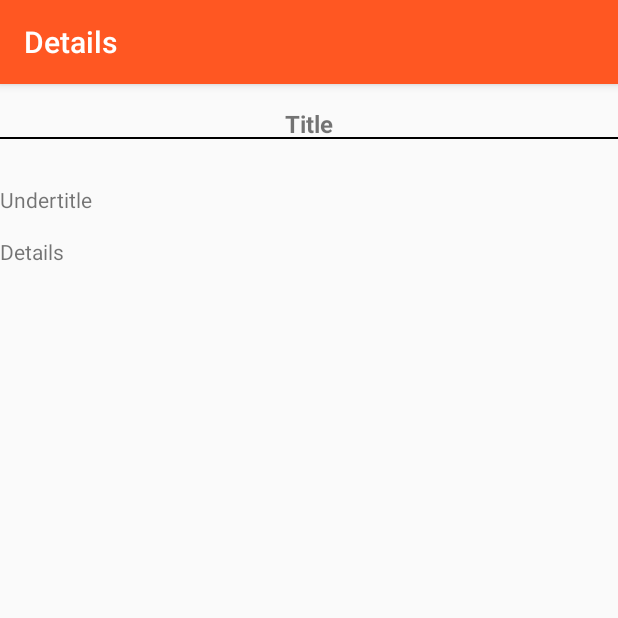
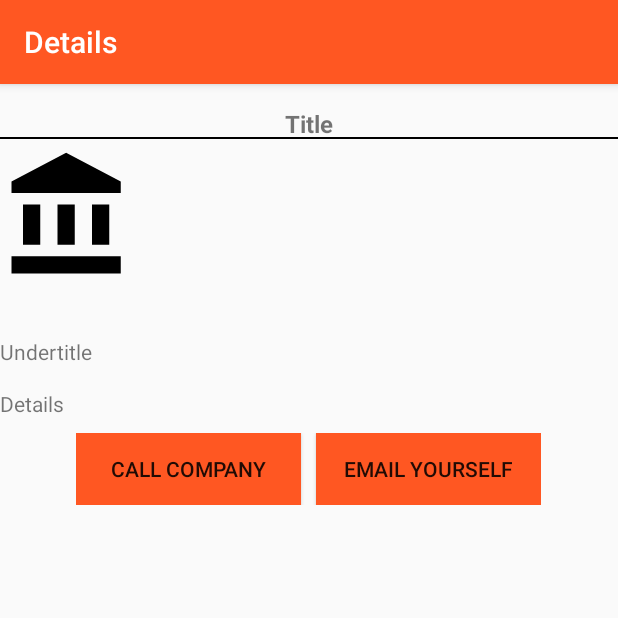
Before and after one commit to Favna/KB-50.10-Repo, an Android app: the DetailActivity screen opened directly, with no data from a screen before it, on a phone screen of 412 x 824 dp, the top half of it. Run offline under Robolectric (Android 15) with nearby library versions, the phone set to English and light mode, and no system bars; 3 statements that could not run were skipped.

Commit message:
Core/Misc: Added Call & Email button, Added Temp Picture

```diff
--- a/WorkSurge/app/src/main/java/com/example/method/worksurge/DetailActivity.java
+++ b/WorkSurge/app/src/main/java/com/example/method/worksurge/DetailActivity.java
@@ -1,8 +1,12 @@
 package com.example.method.worksurge;
 
+import android.content.Intent;
+import android.net.Uri;
 import android.os.Bundle;
 import android.support.v7.app.AppCompatActivity;
+import android.view.View;
 import android.widget.TextView;
+import android.widget.Toast;
 
 import com.example.method.worksurge.Enum.IntentEnum;
 import com.example.method.worksurge.Model.VacancyModel;
@@ -30,4 +34,16 @@ public class DetailActivity extends AppCompatActivity {
         undertitle.setText(model.getUndertitle());
         details.setText(model.getDetails());
     }
+
+    public void call(View v) {
+        String temp_number = "06-22488840";
+        Intent intentCall = new Intent(Intent.ACTION_DIAL);
+        intentCall.setData(Uri.parse("tel:" + temp_number));
+        startActivity(intentCall);
+    }
+
+    public void email(View v) {
+        String temp_email = "test@test.nl";
+        Toast.makeText(getApplicationContext(), "Uw Email is verzonden naar: " + temp_email, Toast.LENGTH_LONG).show();
+    }
 }
--- /dev/null
+++ b/WorkSurge/app/src/main/res/drawable/ic_account_balance_24dp.xml
@@ -0,0 +1,9 @@
+<vector xmlns:android="http://schemas.android.com/apk/res/android"
+        android:width="24dp"
+        android:height="24dp"
+        android:viewportWidth="24.0"
+        android:viewportHeight="24.0">
+    <path
+        android:fillColor="#FF000000"
+        android:pathData="M4,10v7h3v-7H4zm6,0v7h3v-7h-3zM2,22h19v-3H2v3zm14,-12v7h3v-7h-3zm-4.5,-9L2,6v2h19V6l-9.5,-5z"/>
+</vector>
--- a/WorkSurge/app/src/main/res/layout/activity_detail.xml
+++ b/WorkSurge/app/src/main/res/layout/activity_detail.xml
@@ -1,9 +1,9 @@
 <?xml version="1.0" encoding="utf-8"?>
 <LinearLayout xmlns:android="http://schemas.android.com/apk/res/android"
-    android:orientation="vertical"
     android:layout_width="match_parent"
     android:layout_height="match_parent"
-    >
+    android:orientation="vertical"
+    android:weightSum="1">
 
     <TextView
         android:layout_height="wrap_content"
@@ -16,6 +16,15 @@
         android:text="@string/txt_title"
         android:id="@+id/txtCustomTitle"
         />
+
+    <ImageView
+        android:layout_width="92dp"
+        android:layout_height="wrap_content"
+        android:src="@drawable/ic_account_balance_24dp"
+        android:id="@+id/imageView"
+        android:maxHeight="200dp"
+        android:maxWidth="200dp"
+        android:layout_weight="0.14" />
 
     <TextView
         android:layout_width="fill_parent"
@@ -32,4 +41,33 @@
         android:text="@string/txt_details"
         android:id="@+id/txtCustomDetails"
         />
+
+    <TableRow
+        android:layout_width="wrap_content"
+        android:layout_height="wrap_content"
+        android:layout_gravity="center_horizontal"
+        android:weightSum="1"
+        android:layout_margin="10dp">
+
+        <Button
+            android:layout_width="150dp"
+            android:layout_height="wrap_content"
+            android:text="@string/btn_call"
+            android:onClick="call"
+            android:background="?attr/colorPrimary"
+            android:id="@+id/btn_call"
+            android:layout_gravity="center_vertical"
+            android:layout_weight="5" />
+
+        <Button
+            android:layout_width="150dp"
+            android:layout_height="wrap_content"
+            android:text="@string/btn_email"
+            android:id="@+id/btn_email"
+            android:onClick="email"
+            android:layout_marginLeft="10dp"
+            android:background="?attr/colorPrimary"
+            android:layout_gravity="center_vertical"
+            android:layout_weight="5" />
+    </TableRow>
 </LinearLayout>
--- a/WorkSurge/app/src/main/res/values/strings.xml
+++ b/WorkSurge/app/src/main/res/values/strings.xml
@@ -24,6 +24,8 @@
     <string name="txt_undertitle">Undertitle</string>
     <string name="txt_details">Details</string>
     <string name="txt_url">URL</string>
+    <string name="btn_call">Call Company</string>
+    <string name="btn_email">Email Yourself</string>
 
     <!-- ListFragment-->
     <string name="hello_blank_fragment">Hello blank fragment</string>
```
